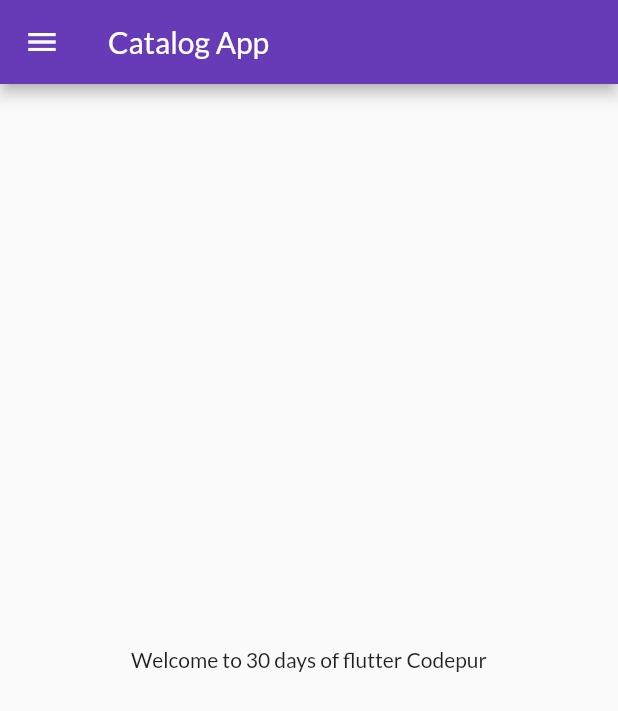
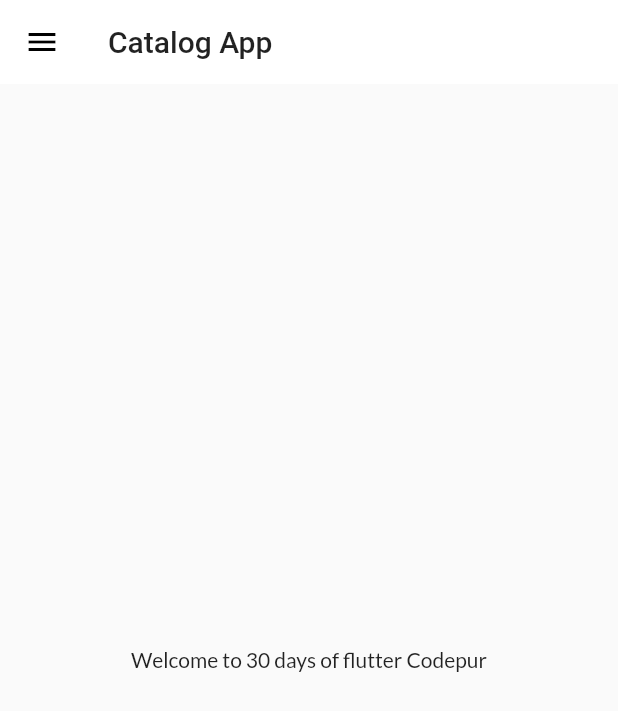
Before and after one commit to skazi019/Codepur_30daysofFlutter, a Flutter app: the screen it shows after launch, on a phone screen of 412 x 824 dp. Shown: the top 711 px of the screen. Run offline on Flutter 3.47's test engine with Material 2 defaults, Android fonts, the phone set to English and light mode, and no system bars; our stand-ins replace google_fonts; missing offline and left inert: dart:ffi.

Commit message:
Theme extracted

```diff
--- a/lib/main.dart
+++ b/lib/main.dart
@@ -2,7 +2,7 @@ import 'package:flutter/material.dart';
 import 'package:flutter_catalog/pages/home_page.dart';
 import 'package:flutter_catalog/pages/login_page.dart';
 import 'package:flutter_catalog/utils/routes.dart';
-import 'package:google_fonts/google_fonts.dart';
+import './widgets/themes.dart';
 
 void main() {
   runApp(const MyApp());
@@ -16,15 +16,9 @@ class MyApp extends StatelessWidget {
     return MaterialApp(
       // home: const HomePage(),
       themeMode: ThemeMode.light,
-      theme: ThemeData(
-        primarySwatch: Colors.deepPurple,
-        fontFamily: GoogleFonts.lato().fontFamily,
-      ),
+      theme: MyTheme.lightTheme(context),
       debugShowCheckedModeBanner: false,
-      darkTheme: ThemeData(
-        // brightness: Brightness.dark,
-        primarySwatch: Colors.green,
-      ),
+      darkTheme: MyTheme.darkTheme(context),
       initialRoute: MyRoutes.homeRoute,
       routes: {
         MyRoutes.initialRoute: ((context) => const LoginPage()),
--- /dev/null
+++ b/lib/widgets/themes.dart
@@ -0,0 +1,17 @@
+import 'package:flutter/material.dart';
+import 'package:google_fonts/google_fonts.dart';
+
+class MyTheme {
+  static ThemeData lightTheme(BuildContext context) => ThemeData(
+      primarySwatch: Colors.deepPurple,
+      fontFamily: GoogleFonts.lato().fontFamily,
+      appBarTheme: AppBarTheme(
+          color: Colors.white,
+          elevation: 0.0,
+          iconTheme: const IconThemeData(color: Colors.black),
+          toolbarTextStyle: Theme.of(context).textTheme.bodyText2,
+          titleTextStyle: Theme.of(context).textTheme.headline6));
+
+  static ThemeData darkTheme(BuildContext context) =>
+      ThemeData(brightness: Brightness.dark);
+}
```
